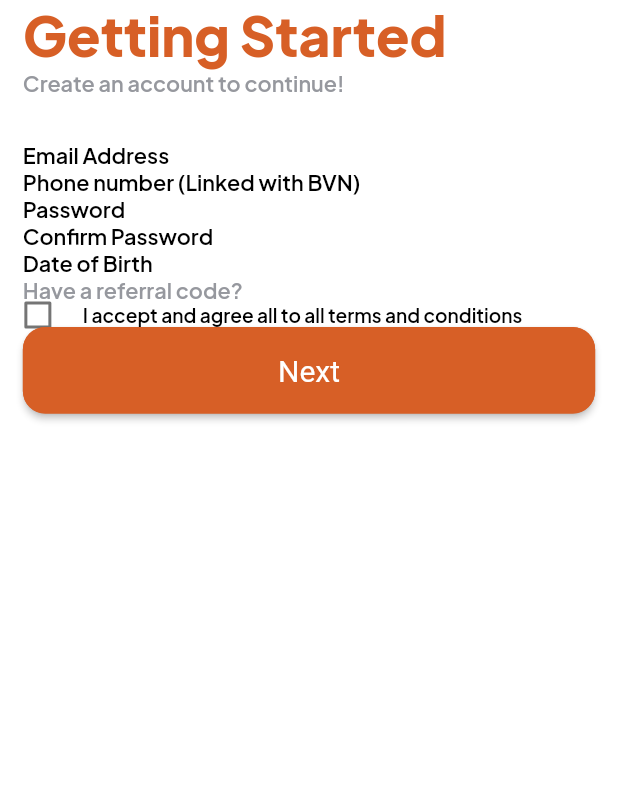
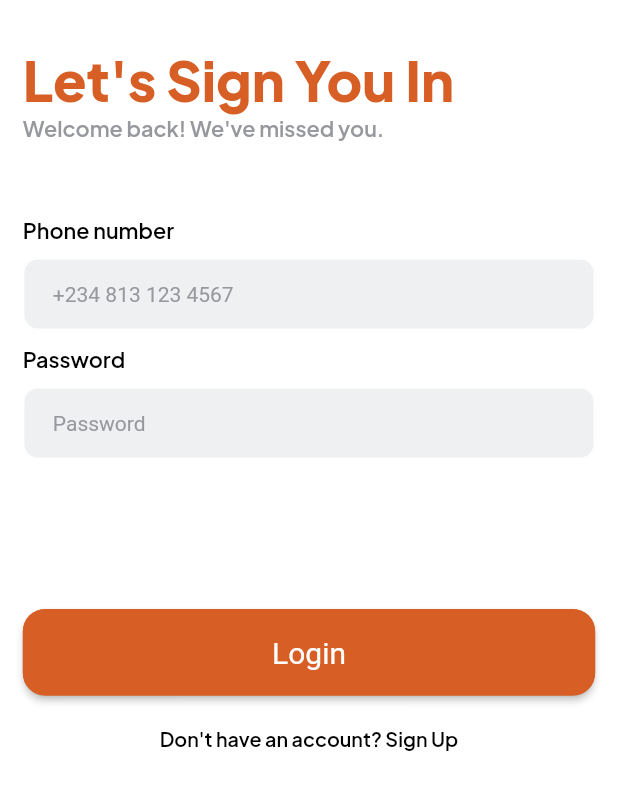
Before and after one commit to UcheAzubuko/floatr-v1, a Flutter app: the LoginScreen screen opened by its route, on a phone screen of 412 x 824 dp, the part 75-885 px from its top. Run offline on Flutter 3.47's test engine with Material 2 defaults, Android fonts, the phone set to English and light mode, and no system bars; our stand-ins replace dotted_border, flutter_svg, get_it, google_fonts, otp_text_field, smooth_page_indicator.

Commit message:
update:  login screen added

```diff
--- a/lib/app/features/authentication/view/confirm_details_screen.dart
+++ b/lib/app/features/authentication/view/confirm_details_screen.dart
@@ -273,7 +273,7 @@ Lagos, Nigeria''',
 
             GeneralButton(
               onPressed: () =>
-                  navigationService.navigateTo(RouteName.takeSelfie),
+                  navigationService.navigateTo(RouteName.login),
               buttonTextColor: Colors.white,
               child: const Text(
                 'Confirm',
--- a/lib/app/features/authentication/view/login_screen.dart
+++ b/lib/app/features/authentication/view/login_screen.dart
@@ -7,6 +7,7 @@ import 'package:floatr/core/utils/spacing.dart';
 import 'package:flutter/material.dart';
 
 import '../../../widgets/custom_appbar.dart';
+import '../../../widgets/text_field.dart';
 
 class LoginScreen extends StatefulWidget {
   const LoginScreen({super.key});
@@ -24,9 +25,11 @@ class _LoginScreenState extends State<LoginScreen> {
         child: Column(
           crossAxisAlignment: CrossAxisAlignment.start,
           children: [
-            // getstarted
+            const VerticalSpace(size: 30),
+
+            // lets sign in
             AppText(
-              text: 'Getting Started',
+              text: 'Let\'s Sign You In',
               color: AppColors.primaryColor,
               fontWeight: FontWeight.w900,
               size: context.widthPx * 0.089,
@@ -34,32 +37,33 @@ class _LoginScreenState extends State<LoginScreen> {
 
             // sub text
             AppText(
-              text: 'Create an account to continue!',
+              text: 'Welcome back! We\'ve missed you.',
               color: AppColors.grey,
               fontWeight: FontWeight.w600,
               size: context.widthPx * 0.035,
             ),
 
-            const VerticalSpace(size: 30),
+            const VerticalSpace(size: 50),
 
-            // email text and textfield
+            // phone number text and textfield
             AppText(
-              text: 'Email Address',
+              text: 'Phone number',
               color: Colors.black,
               fontWeight: FontWeight.w600,
               size: context.widthPx * 0.035,
             ),
 
-            // phone number text and textfield
-            AppText(
-              text: 'Phone number (Linked with BVN)',
-              color: Colors.black,
-              fontWeight: FontWeight.w600,
-              size: context.widthPx * 0.035,
-            ),
+            const VerticalSpace(size: 10),
+
+            AppTextField(
+                hintText: '+234 813 123 4567',
+                controller: TextEditingController(),
+                textInputType: TextInputType.emailAddress,
+                textInputAction: TextInputAction.unspecified),
+
+            const VerticalSpace(size: 10),
 
             // password text and textfield
-
             AppText(
               text: 'Password',
               color: Colors.black,
@@ -67,51 +71,31 @@ class _LoginScreenState extends State<LoginScreen> {
               size: context.widthPx * 0.035,
             ),
 
-            // confirm password text and textfield
-            AppText(
-              text: 'Confirm Password',
-              color: Colors.black,
-              fontWeight: FontWeight.w600,
-              size: context.widthPx * 0.035,
+            const VerticalSpace(size: 10),
+
+            AppTextField(
+                hintText: 'Password',
+                controller: TextEditingController(),
+                textInputType: TextInputType.emailAddress,
+                textInputAction: TextInputAction.unspecified),
+
+            const VerticalSpace(size: 100),
+
+            GeneralButton(
+              onPressed: () {},
+              child: const Text('Login'),
             ),
 
-            // dob text and textfield
-            AppText(
-              text: 'Date of Birth',
-              color: Colors.black,
-              fontWeight: FontWeight.w600,
-              size: context.widthPx * 0.035,
+            const VerticalSpace(size: 20),
+
+            Center(
+              child: AppText(
+                text: 'Don\'t have an account? Sign Up',
+                color: Colors.black,
+                fontWeight: FontWeight.w600,
+                size: context.widthPx * 0.032,
+              ),
             ),
-
-            AppText(
-              text: 'Have a referral code?',
-              color: AppColors.grey,
-              fontWeight: FontWeight.w600,
-              size: context.widthPx * 0.035,
-            ),
-
-            Row(
-              mainAxisAlignment: MainAxisAlignment.start,
-              children: [
-                SizedBox(
-                  height: 0,
-                  width: 20,
-                  child: Checkbox(
-                    value: false,
-                    onChanged: (_) {},
-                  ),
-                ),
-                const HorizontalSpace(size: 20),
-                AppText(
-                  text: 'I accept and agree all to all terms and conditions',
-                  color: Colors.black,
-                  fontWeight: FontWeight.w600,
-                  size: context.widthPx * 0.031,
-                ),
-              ],
-            ),
-
-            GeneralButton(onPressed: (){}, child: const Text('Next'),)
           ],
         ),
       ).paddingSymmetric(horizontal: context.widthPx * 0.037),
```
